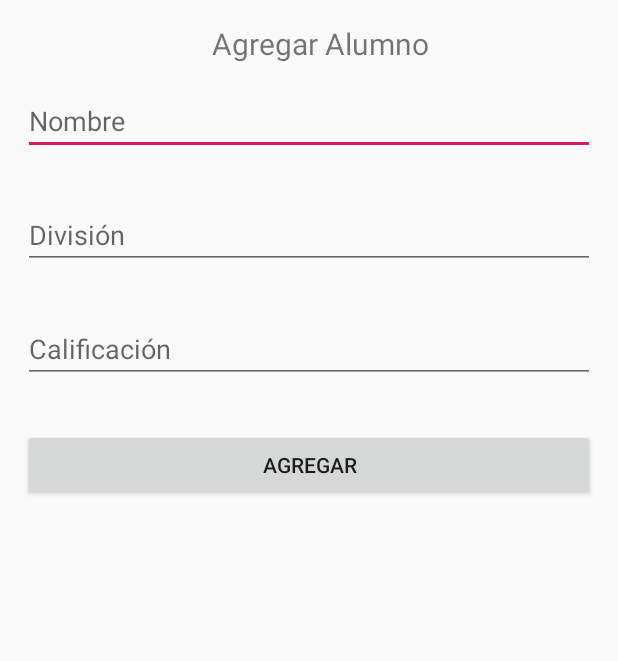
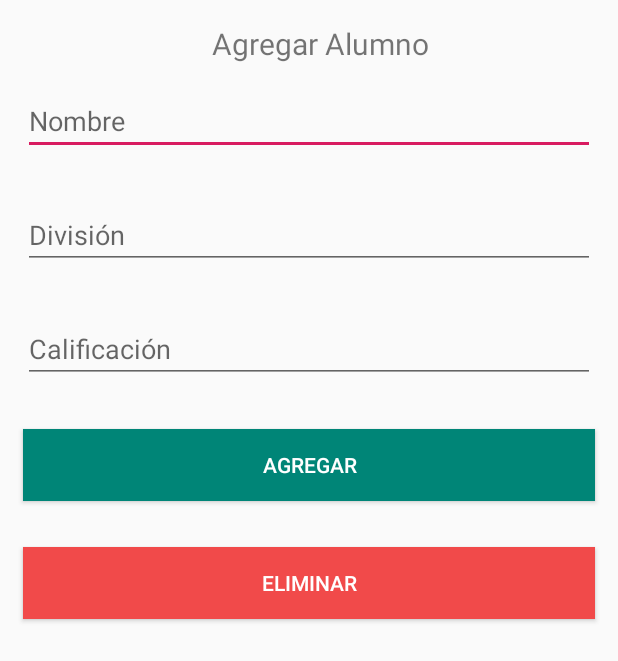
Before and after one commit to fperchuk/Tutorial-Firebase-Android, an Android app: the layout activity_agregar_editar.xml on its own in the app's theme, with its tools: preview values and no code run, on a phone screen of 412 x 824 dp. Shown: the top 661 px of the screen. Run offline under Robolectric (Android 15) with nearby library versions, the phone set to English and light mode, and no system bars.

Commit message:
Versión final

```diff
--- a/app/src/main/res/layout/activity_agregar_editar.xml
+++ b/app/src/main/res/layout/activity_agregar_editar.xml
@@ -14,25 +14,41 @@
         android:layout_marginTop="15dp"
         android:textSize="20dp"
         android:textAlignment="center"
+        android:id="@+id/lblTitulo"
         />
     <EditText
         android:layout_width="match_parent"
         android:layout_height="wrap_content"
         android:layout_margin="15dp"
-        android:hint="Nombre"/>
+        android:hint="Nombre"
+        android:id="@+id/txtNombre"/>
     <EditText
         android:layout_width="match_parent"
         android:layout_height="wrap_content"
         android:layout_margin="15dp"
-        android:hint="División"/>
+        android:hint="División"
+        android:id="@+id/txtDivision"/>
     <EditText
         android:layout_width="match_parent"
         android:layout_height="wrap_content"
         android:layout_margin="15dp"
-        android:hint="Calificación"/>
+        android:hint="Calificación"
+        android:id="@+id/txtCalificacion"/>
     <Button
         android:layout_width="match_parent"
         android:layout_height="wrap_content"
         android:layout_margin="15dp"
-        android:text="AGREGAR"/>
+        android:background="@color/colorPrimary"
+        android:textColor="@color/colorWhite"
+        android:text="AGREGAR"
+        android:id="@+id/btnAgregar"/>
+    <Button
+        android:layout_width="match_parent"
+        android:layout_height="wrap_content"
+        android:layout_margin="15dp"
+        android:background="@color/colorWarning"
+        android:textColor="@color/colorWhite"
+        android:text="ELIMINAR"
+        android:id="@+id/btnEliminar"
+        android:onClick="btnEliminar"/>
 </LinearLayout>
--- a/app/src/main/res/values/colors.xml
+++ b/app/src/main/res/values/colors.xml
@@ -3,4 +3,6 @@
     <color name="colorPrimary">#008577</color>
     <color name="colorPrimaryDark">#00574B</color>
     <color name="colorAccent">#D81B60</color>
+    <color name="colorWarning">#F14A4A</color>
+    <color name="colorWhite">#ffffff</color>
 </resources>
```
Also changed, not shown: app/src/main/java/com/informatica/tutorialfirebase/AgregarEditar.java (+156 -0 lines), app/src/main/java/com/informatica/tutorialfirebase/AlumnoAdapter.java (added, +83 -0 lines), app/src/main/java/com/informatica/tutorialfirebase/MainActivity.java (+28 -68 lines), app/src/main/java/com/informatica/tutorialfirebase/alumno.java (+29 -0 lines).
